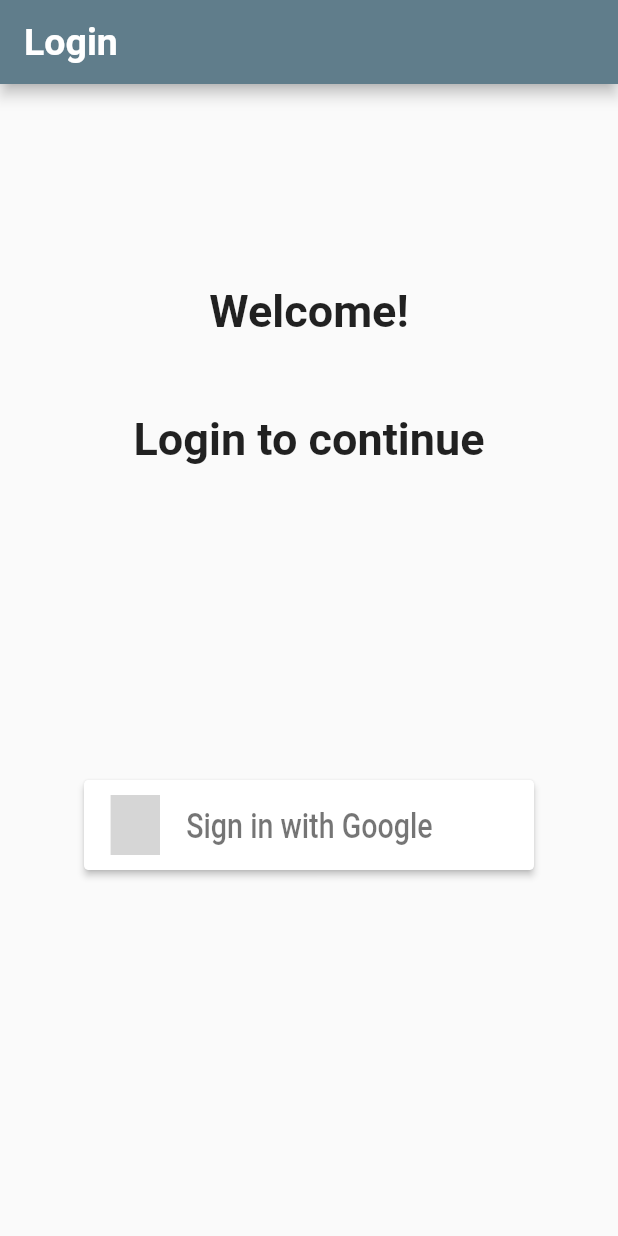
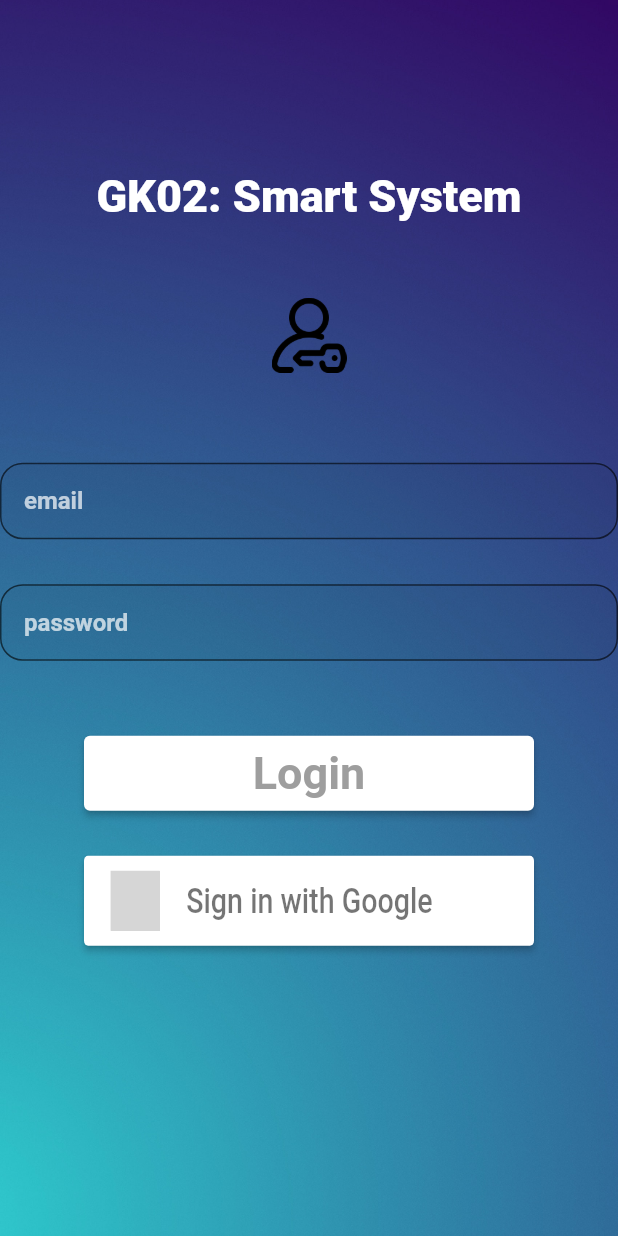
Before and after one commit to AnthonyValenti/Capstone_MobileApp, a Flutter app: the screen it shows after launch, on a phone screen of 412 x 824 dp. Run offline on Flutter 3.47's test engine with Material 2 defaults, Android fonts, the phone set to English and light mode, and no system bars; our stand-ins replace cloud_firestore, firebase_auth, firebase_core, flutter_colorpicker, flutter_signin_button, google_maps_flutter and 3 more; missing offline and left inert: flutter_polyline_points; accounts and stored records are empty; grey boxes are pictures that could not be loaded.

Commit message:
updated login

```diff
--- a/lib/main.dart
+++ b/lib/main.dart
@@ -22,15 +22,15 @@ class MyApp extends StatelessWidget {
   Widget build(BuildContext context) {
     return MaterialApp(
         home: Scaffold(
-      appBar: AppBar(
-        title: const Text('Login',
-            style: TextStyle(
-                fontSize: 25,
-                fontWeight: FontWeight.bold,
-                color: Colors.white)),
-        backgroundColor: Colors.blueGrey.shade500,
+      body: Container(
+        decoration: const BoxDecoration(
+          image: DecorationImage(
+            image: AssetImage("images/bkg2.jpg"),
+            fit: BoxFit.cover,
+          ),
+        ),
+        child: const GoogleSignInWidget(),
       ),
-      body: const GoogleSignInWidget(),
     ));
   }
 }
@@ -44,8 +44,39 @@ class GoogleSignInWidget extends StatefulWidget {
 
 class _GoogleSignInWidgetState extends State<GoogleSignInWidget> {
   bool signedIn = false;
+  bool visBool = false;
+  final TextEditingController emailController = TextEditingController();
+  final TextEditingController passController = TextEditingController();
   User? user;
+  User? emailUser;
   String? name = "";
+
+  Future<void> login() async {
+    try {
+      emailUser = (await FirebaseAuth.instance.signInWithEmailAndPassword(
+              email: emailController.text, password: passController.text))
+          .user;
+      login();
+    } on FirebaseAuthException catch (e) {
+      setState(() {
+        visBool = true;
+      });
+    }
+    if (user != null || emailUser != null) {
+      setState(() {
+        signedIn = true;
+      });
+      if (signedIn == true) {
+        // ignore: use_build_context_synchronously
+        Navigator.pop(context);
+        // ignore: use_build_context_synchronously
+        Navigator.push(
+          context,
+          MaterialPageRoute(builder: (context) => const HomePage()),
+        );
+      }
+    }
+  }
 
   @override
   Widget build(BuildContext context) {
@@ -54,18 +85,96 @@ class _GoogleSignInWidgetState extends State<GoogleSignInWidget> {
         mainAxisSize: MainAxisSize.min,
         children: <Widget>[
           const Text(
-            "Welcome!",
-            style: TextStyle(fontSize: 30, fontWeight: FontWeight.bold),
+            "GK02: Smart System",
+            style: TextStyle(
+              fontSize: 30,
+              fontWeight: FontWeight.w800,
+              color: Colors.white,
+            ),
           ),
           const SizedBox(height: 50),
-          const Text(
-            "Login to continue",
-            style: TextStyle(
-              fontSize: 30,
-              fontWeight: FontWeight.bold,
+          Container(
+            height: 50,
+            width: 50,
+            decoration: const BoxDecoration(
+              image: DecorationImage(
+                image: AssetImage("images/login.png"),
+                fit: BoxFit.cover,
+              ),
             ),
           ),
-          const SizedBox(height: 200),
+          const SizedBox(height: 60),
+          TextField(
+            controller: emailController,
+            cursorColor: Colors.white,
+            style: const TextStyle(
+              fontSize: 16,
+              fontWeight: FontWeight.bold,
+              color: Colors.white,
+            ),
+            onSubmitted: (value) async {},
+            keyboardType: TextInputType.emailAddress,
+            decoration: InputDecoration(
+              hintText: 'email',
+              hintStyle: const TextStyle(
+                fontSize: 16,
+                color: Colors.white70,
+              ),
+              border: OutlineInputBorder(
+                borderRadius: BorderRadius.circular(15),
+              ),
+              filled: true,
+              contentPadding: const EdgeInsets.all(16),
+            ),
+          ),
+          const SizedBox(
+            height: 30,
+          ),
+          TextField(
+            obscureText: true,
+            controller: passController,
+            cursorColor: Colors.white,
+            style: const TextStyle(
+              fontSize: 16,
+              fontWeight: FontWeight.bold,
+              color: Colors.white,
+            ),
+            onSubmitted: (value) async {},
+            keyboardType: TextInputType.visiblePassword,
+            decoration: InputDecoration(
+              hintText: 'password',
+              hintStyle: const TextStyle(
+                fontSize: 16,
+                color: Colors.white70,
+              ),
+              border: OutlineInputBorder(
+                borderRadius: BorderRadius.circular(15),
+              ),
+              filled: true,
+              contentPadding: const EdgeInsets.all(16),
+            ),
+          ),
+          const SizedBox(
+            height: 50,
+          ),
+          ElevatedButton(
+            style: ElevatedButton.styleFrom(
+                backgroundColor: Colors.white, fixedSize: const Size(300, 50)),
+            onPressed: () {
+              login();
+            },
+            child: const Text(
+              'Login',
+              style: TextStyle(
+                fontSize: 30,
+                fontWeight: FontWeight.w700,
+                color: Colors.grey,
+              ),
+            ),
+          ),
+          const SizedBox(
+            height: 20,
+          ),
           SizedBox(
               width: 300,
               height: 80,
@@ -77,31 +186,25 @@ class _GoogleSignInWidgetState extends State<GoogleSignInWidget> {
                       try {
                         user = await Authentication.signInWithGoogle(
                             context: context);
-
-                        if (user != null && mounted) {
-                          setState(() {
-                            signedIn = true;
-                            name = user!.displayName;
-                          });
-                        }
+                        login();
                       } catch (e) {
                         if (e is FirebaseAuthException) {
                           print(e.message!);
                         }
                       }
-                      if (signedIn == true) {
-                        // ignore: use_build_context_synchronously
-                        Navigator.pop(context);
-                        // ignore: use_build_context_synchronously
-                        Navigator.push(
-                          context,
-                          MaterialPageRoute(
-                              builder: (context) => const HomePage()),
-                        );
-                      }
                     },
                   ))),
-          const SizedBox(height: 100),
+          const SizedBox(height: 20),
+          if (visBool == true)
+            const Text(
+              'Incorrect username or email',
+              style: TextStyle(
+                color: Colors.red,
+                fontSize: 20,
+                fontWeight: FontWeight.bold,
+              ),
+            ),
+          const SizedBox(height: 50),
         ],
       ),
     );
```
Also changed, not shown: pubspec.yaml (+8 -3 lines), images/bkg1.jpg (added), images/bkg2.jpg (added), images/bkg4.jpg (added), images/login.png (added), 2 other files.
